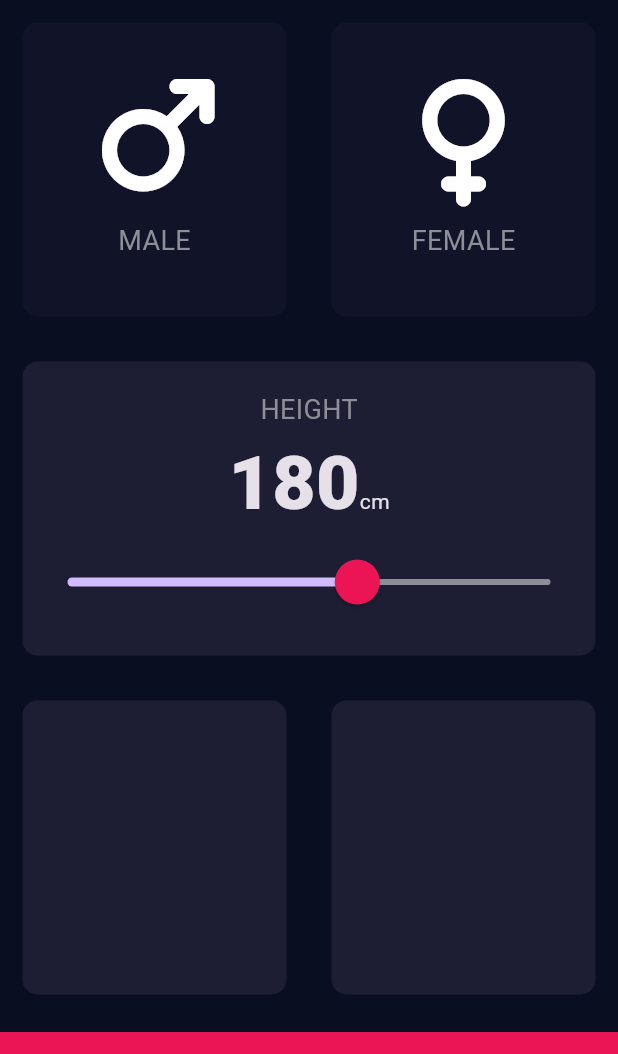
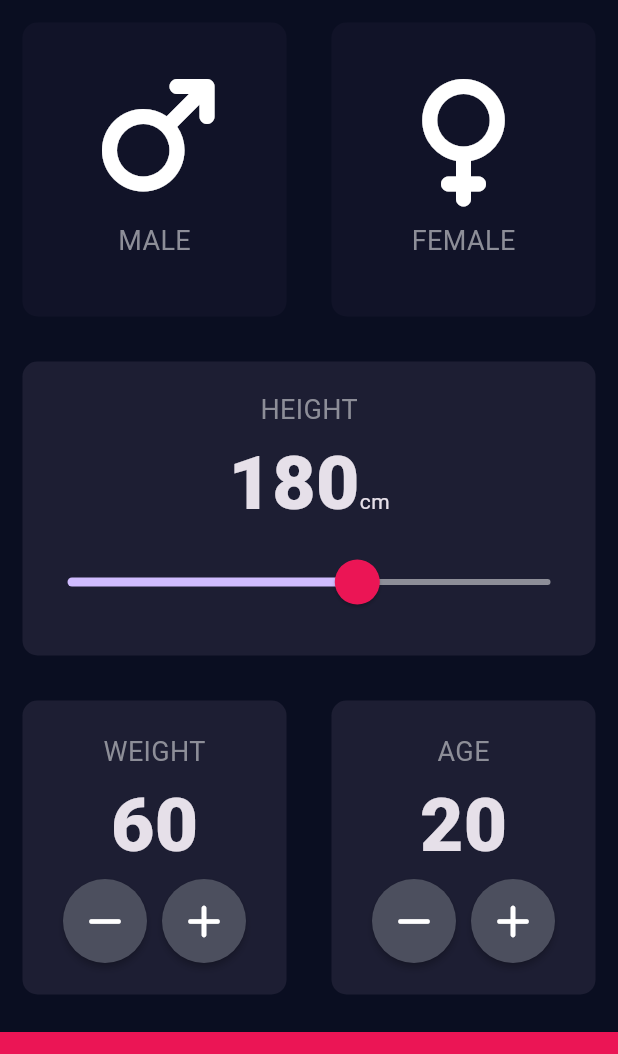
Before and after one commit to niloymamun/bmi-calculator-flutter, a Flutter app: the screen it shows after launch, on a phone screen of 412 x 824 dp, the part 84-1138 px from its top. Run offline on Flutter 3.47's test engine with Material 3 defaults, Android fonts, the phone set to English and light mode, and no system bars; our stand-ins replace font_awesome_flutter.

Commit message:
add new age and weight design and logic

```diff
--- a/lib/input_page.dart
+++ b/lib/input_page.dart
@@ -16,6 +16,8 @@ class InputPage extends StatefulWidget {
 class _InputPageState extends State<InputPage> {
   Gender? selectedGender;
   int height = 180;
+  int weight = 60;
+  int age = 20;
 
   @override
   Widget build(BuildContext context) {
@@ -117,14 +119,72 @@ class _InputPageState extends State<InputPage> {
                   child: ReusableCard(
                     onTap: () {},
                     color: kActiveCardColor,
-                    cardChild: Container(),
+                    cardChild: Column(
+                      mainAxisAlignment: MainAxisAlignment.center,
+                      children: [
+                        Text('WEIGHT', style: kLabelTextStyle),
+                        Text(weight.toString(), style: kNumberTextStyle),
+                        Row(
+                          mainAxisAlignment: MainAxisAlignment.center,
+                          children: [
+                            RoundIconButton(
+                              iconData: FontAwesomeIcons.minus,
+                              onPressed: () {
+                                setState(() {
+                                  weight--;
+                                });
+                              },
+                            ),
+
+                            SizedBox(width: 10),
+                            RoundIconButton(
+                              iconData: FontAwesomeIcons.plus,
+                              onPressed: () {
+                                setState(() {
+                                  weight++;
+                                });
+                              },
+                            ),
+                          ],
+                        ),
+                      ],
+                    ),
                   ),
                 ),
                 Expanded(
                   child: ReusableCard(
                     onTap: () {},
                     color: kActiveCardColor,
-                    cardChild: Container(),
+                    cardChild: Column(
+                      mainAxisAlignment: MainAxisAlignment.center,
+                      children: [
+                        Text('AGE', style: kLabelTextStyle),
+                        Text(age.toString(), style: kNumberTextStyle),
+                        Row(
+                          mainAxisAlignment: MainAxisAlignment.center,
+                          children: [
+                            RoundIconButton(
+                              iconData: FontAwesomeIcons.minus,
+                              onPressed: () {
+                                setState(() {
+                                  age--;
+                                });
+                              },
+                            ),
+
+                            SizedBox(width: 10),
+                            RoundIconButton(
+                              iconData: FontAwesomeIcons.plus,
+                              onPressed: () {
+                                setState(() {
+                                  age++;
+                                });
+                              },
+                            ),
+                          ],
+                        ),
+                      ],
+                    ),
                   ),
                 ),
               ],
@@ -142,3 +202,25 @@ class _InputPageState extends State<InputPage> {
     );
   }
 }
+
+class RoundIconButton extends StatelessWidget {
+  const RoundIconButton({
+    super.key,
+    required this.iconData,
+    required this.onPressed,
+  });
+  final IconData iconData;
+  final VoidCallback onPressed;
+
+  @override
+  Widget build(BuildContext context) {
+    return RawMaterialButton(
+      onPressed: onPressed,
+      // elevation: 6.0,
+      constraints: BoxConstraints.tightFor(width: 56.0, height: 56.0),
+      shape: CircleBorder(),
+      fillColor: Color(0xFF4C4F5E),
+      child: Icon(iconData, color: Colors.white),
+    );
+  }
+}
```
